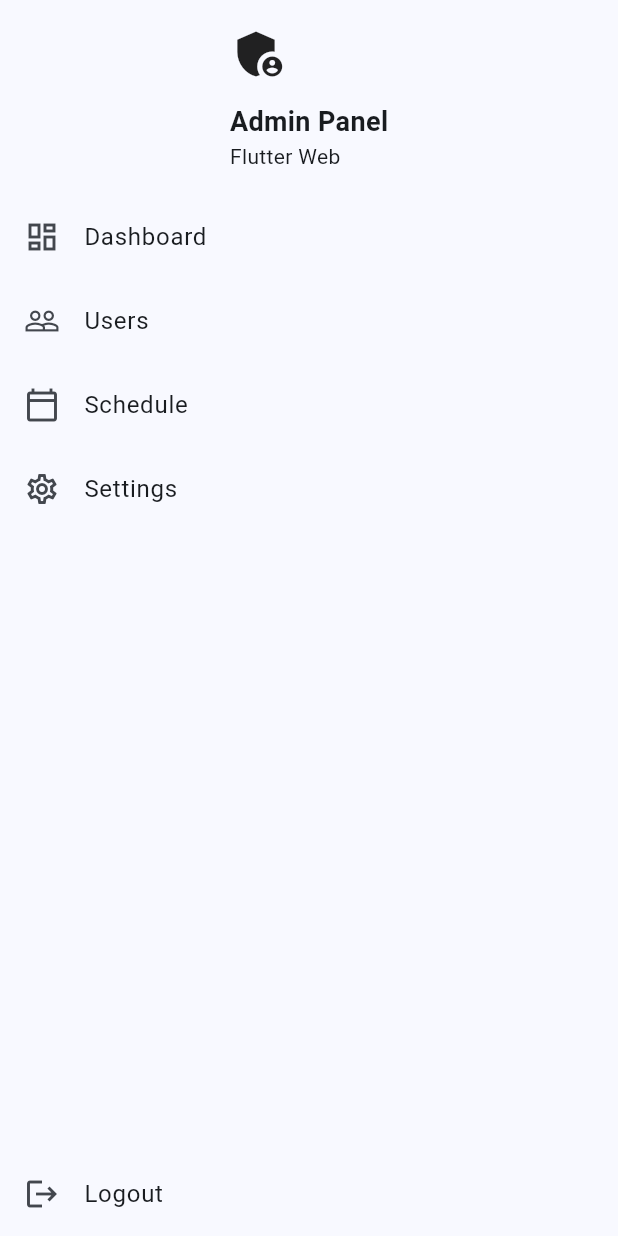
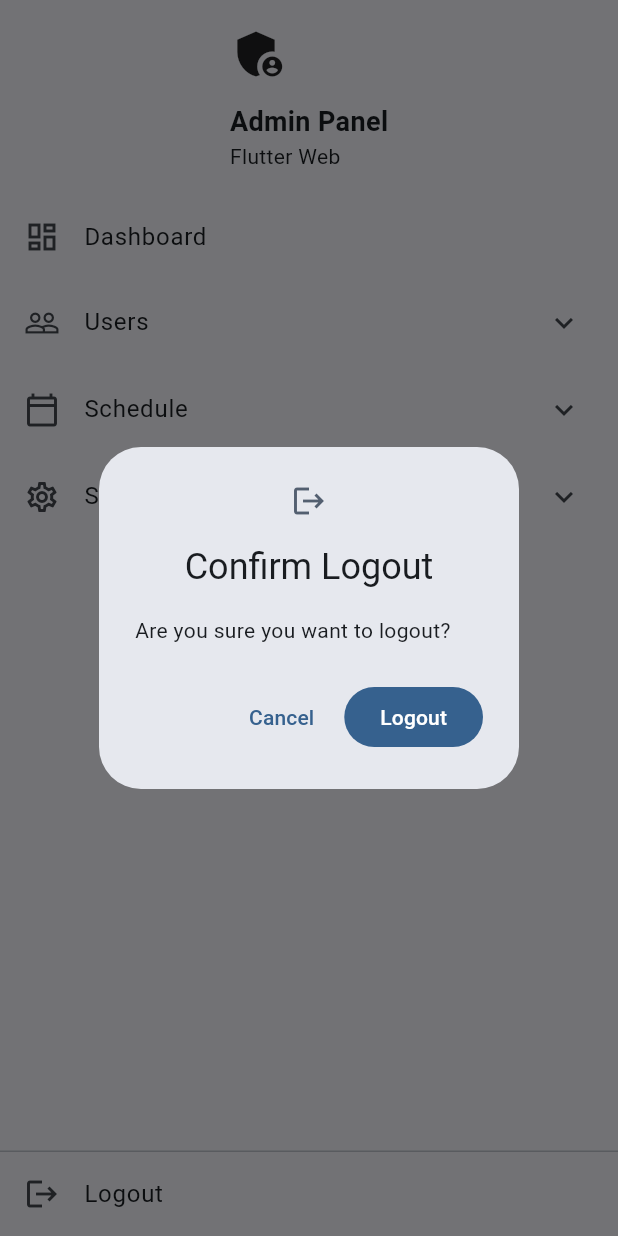
Before and after one commit to itrsorthopedisiagaraya/flutter_web, a Flutter app: the _SidebarContent widget shown alone on an empty page, opened directly, after a tap on "Logout", on a phone screen of 412 x 824 dp. Run offline on Flutter 3.47's test engine with Material 3 defaults, Android fonts, the phone set to English and light mode, and no system bars.

Commit message:
fix sidebar scrollable and add logout confirm

```diff
--- a/lib/screen/admin/helper.dart
+++ b/lib/screen/admin/helper.dart
@@ -1,10 +1,52 @@
 import 'package:flutter/material.dart';
 
+import '../../helper.dart';
+
 class _SidebarContent extends StatelessWidget {
+  @override
+  void _confirmLogout(BuildContext context) {
+    showDialog(
+      context: context,
+      builder: (context) => AlertDialog(
+        icon: const Icon(Icons.logout),
+        title: const Text('Confirm Logout'),
+        content: const Text('Are you sure you want to logout?'),
+        actions: [
+          TextButton(
+            onPressed: () => Navigator.pop(context),
+            child: const Text('Cancel'),
+          ),
+          FilledButton(
+            onPressed: () {
+              Navigator.pop(context); // close dialog
+              _logout(context);
+            },
+            child: const Text('Logout'),
+          ),
+        ],
+      ),
+    );
+  }
+
+  void _logout(BuildContext context) async {
+    if (!context.mounted) return;
+
+    Navigator.of(context).pushNamedAndRemoveUntil('/', (route) => false);
+
+    showTopToast(
+      context,
+      message: 'Logged out successfully',
+      type: SnackBarType.success,
+    );
+
+    await Future.delayed(const Duration(seconds: 2));
+  }
+
   @override
   Widget build(BuildContext context) {
     return Column(
       children: [
+        // 🔹 TOP HEADER
         Padding(
           padding: const EdgeInsets.all(16),
           child: Column(
@@ -21,20 +63,75 @@
           ),
         ),
 
-        _item(Icons.dashboard_outlined, 'Dashboard'),
-        _item(Icons.people_outline, 'Users'),
-        _item(Icons.calendar_today_outlined, 'Schedule'),
-        _item(Icons.settings_outlined, 'Settings'),
+        // 🔹 SCROLLABLE MENU
+        Expanded(
+          child: SingleChildScrollView(
+            child: Column(
+              children: [
+                _menuItem(
+                  context,
+                  icon: Icons.dashboard_outlined,
+                  label: 'Dashboard',
+                  onTap: () {},
+                ),
 
-        const Spacer(),
+                _expandableMenu(
+                  context,
+                  icon: Icons.people_outline,
+                  label: 'Users',
+                  children: [
+                    _menuItem(context, icon: Icons.list, label: 'All Users'),
+                    _menuItem(context, icon: Icons.security, label: 'Roles'),
+                  ],
+                ),
 
-        _item(Icons.logout, 'Logout'),
+                _expandableMenu(
+                  context,
+                  icon: Icons.calendar_today_outlined,
+                  label: 'Schedule',
+                  children: [
+                    _menuItem(
+                      context,
+                      icon: Icons.event,
+                      label: 'Appointments',
+                    ),
+                    _menuItem(
+                      context,
+                      icon: Icons.date_range,
+                      label: 'Calendar',
+                    ),
+                  ],
+                ),
+
+                _expandableMenu(
+                  context,
+                  icon: Icons.settings_outlined,
+                  label: 'Settings',
+                  children: [
+                    _menuItem(context, icon: Icons.tune, label: 'General'),
+                    _menuItem(
+                      context,
+                      icon: Icons.lock_outline,
+                      label: 'Security',
+                    ),
+                  ],
+                ),
+              ],
+            ),
+          ),
+        ),
+
+        // 🔹 FIXED BOTTOM
+        const Divider(height: 1),
+
+        _menuItem(
+          context,
+          icon: Icons.logout,
+          label: 'Logout',
+          onTap: () => _confirmLogout(context),
+        ),
       ],
     );
-  }
-
-  Widget _item(IconData icon, String label) {
-    return ListTile(leading: Icon(icon), title: Text(label), onTap: () {});
   }
 }
 
@@ -70,3 +167,26 @@
     return Drawer(child: _SidebarContent());
   }
 }
+
+Widget _menuItem(
+  BuildContext context, {
+  required IconData icon,
+  required String label,
+  VoidCallback? onTap,
+}) {
+  return ListTile(leading: Icon(icon), title: Text(label), onTap: onTap);
+}
+
+Widget _expandableMenu(
+  BuildContext context, {
+  required IconData icon,
+  required String label,
+  required List<Widget> children,
+}) {
+  return ExpansionTile(
+    leading: Icon(icon),
+    title: Text(label),
+    childrenPadding: const EdgeInsets.only(left: 16),
+    children: children,
+  );
+}
```
